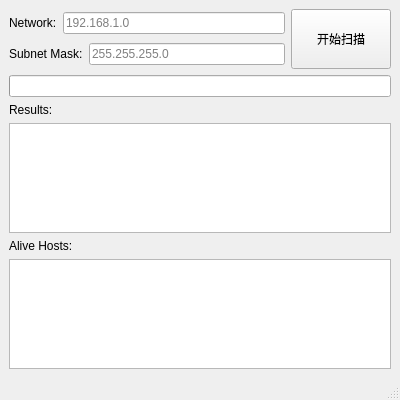
Above: qt/hostscannerwindow.ui from JJLibra/XScanner before the change. Below: the same form after it.
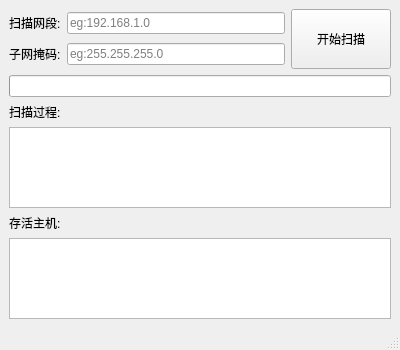
That is the form after the change.

The edit to the form file:
```diff
--- a/qt/hostscannerwindow.ui
+++ b/qt/hostscannerwindow.ui
@@ -7,7 +7,7 @@
     <x>0</x>
     <y>0</y>
     <width>400</width>
-    <height>400</height>
+    <height>350</height>
    </rect>
   </property>
   <property name="windowTitle">
@@ -24,14 +24,14 @@
           <item>
            <widget class="QLabel">
             <property name="text">
-             <string>Network:</string>
+             <string>扫描网段:</string>
             </property>
            </widget>
           </item>
           <item>
            <widget class="QLineEdit" name="networkLineEdit">
             <property name="placeholderText">
-             <string>192.168.1.0</string>
+             <string>eg:192.168.1.0</string>
             </property>
            </widget>
           </item>
@@ -42,14 +42,14 @@
           <item>
            <widget class="QLabel">
             <property name="text">
-             <string>Subnet Mask:</string>
+             <string>子网掩码:</string>
             </property>
            </widget>
           </item>
           <item>
            <widget class="QLineEdit" name="subnetMaskLineEdit">
             <property name="placeholderText">
-             <string>255.255.255.0</string>
+             <string>eg:255.255.255.0</string>
             </property>
            </widget>
           </item>
@@ -84,7 +84,7 @@
     <item>
      <widget class="QLabel">
       <property name="text">
-       <string>Results:</string>
+       <string>扫描过程:</string>
       </property>
      </widget>
     </item>
@@ -94,7 +94,7 @@
     <item>
      <widget class="QLabel">
       <property name="text">
-       <string>Alive Hosts:</string>
+       <string>存活主机:</string>
       </property>
      </widget>
     </item>
```
